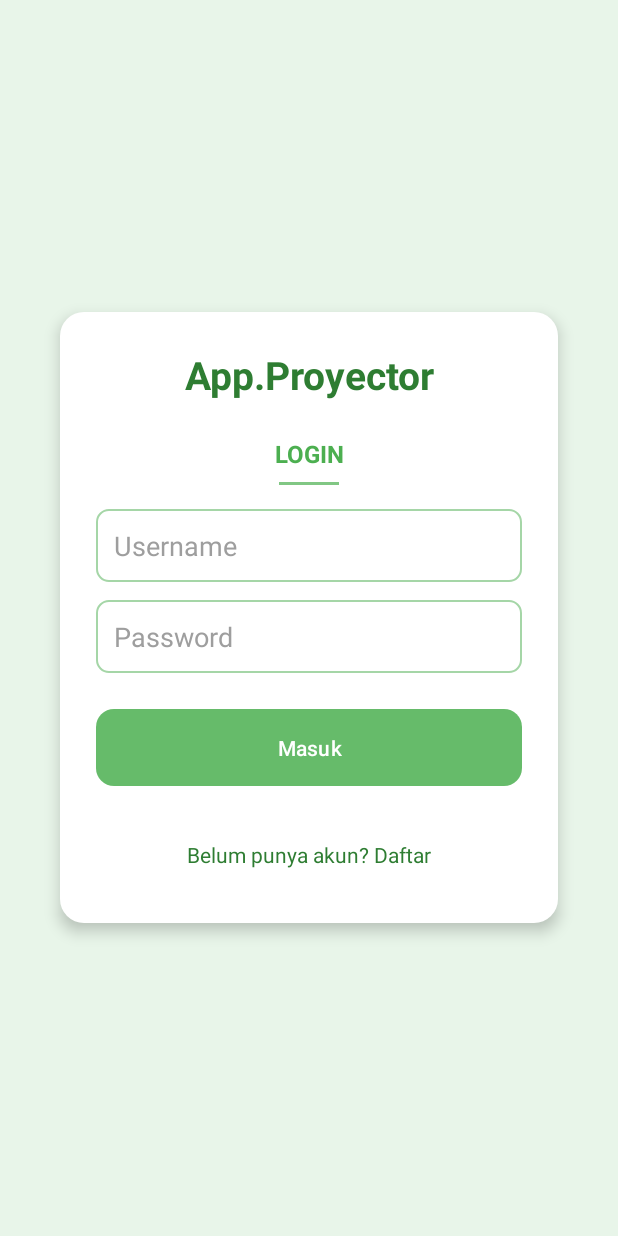
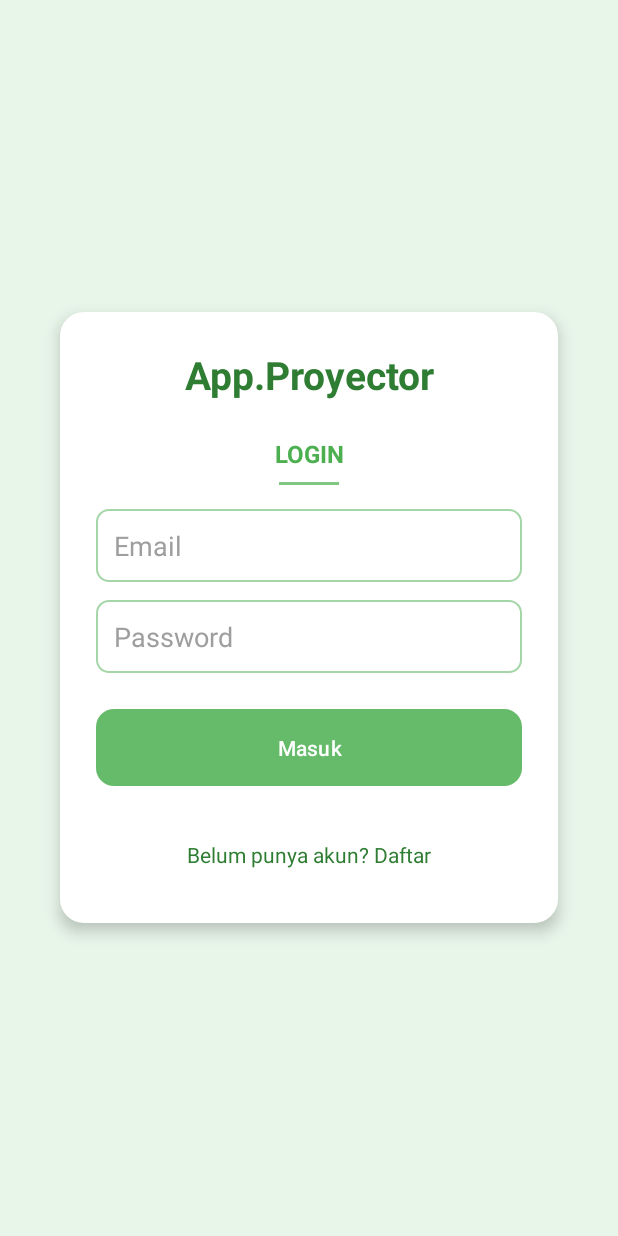
Before and after one commit to Nabilla19/UAS_PB_APP, an Android app: the screen it shows after launch (LoginActivity), on a phone screen of 412 x 824 dp. Run offline under Robolectric (Android 15) with nearby library versions, the phone set to English and light mode, and no system bars.

Commit message:
clean code

```diff
--- a/app/src/main/java/com/example/proyektorapp/activity/auth/LoginActivity.java
+++ b/app/src/main/java/com/example/proyektorapp/activity/auth/LoginActivity.java
@@ -13,7 +13,7 @@ import androidx.appcompat.app.AppCompatActivity;
 import com.example.proyektorapp.R;
 import com.example.proyektorapp.activity.nav.DashboardActivity;
 import com.example.proyektorapp.api.ApiClient;
-import com.example.proyektorapp.api.AuthService;
+import com.example.proyektorapp.api.service.auth.AuthService;
 import com.example.proyektorapp.activity.auth.model.LoginRequest;
 import com.example.proyektorapp.activity.auth.model.UserResponse;
 import com.example.proyektorapp.helper.SharedPrefsHelper;
--- a/app/src/main/java/com/example/proyektorapp/activity/auth/SignInActivity.java
+++ b/app/src/main/java/com/example/proyektorapp/activity/auth/SignInActivity.java
@@ -12,7 +12,7 @@ import androidx.appcompat.app.AppCompatActivity;
 
 import com.example.proyektorapp.R;
 import com.example.proyektorapp.api.ApiClient;
-import com.example.proyektorapp.api.AuthService;
+import com.example.proyektorapp.api.service.auth.AuthService;
 import com.example.proyektorapp.activity.auth.model.RegisterRequest;
 import com.example.proyektorapp.activity.auth.model.UserResponse;
 
--- a/app/src/main/java/com/example/proyektorapp/activity/fitur/kegiatan/KegiatanActivity.java
+++ b/app/src/main/java/com/example/proyektorapp/activity/fitur/kegiatan/KegiatanActivity.java
@@ -8,7 +8,7 @@ import android.widget.*;
 import androidx.appcompat.app.AppCompatActivity;
 import com.example.proyektorapp.R;
 import com.example.proyektorapp.api.ApiClient;
-import com.example.proyektorapp.api.service.KegiatanService;
+import com.example.proyektorapp.api.service.kegiatan.KegiatanService;
 import com.example.proyektorapp.helper.SharedPrefsHelper;
 
 import java.text.SimpleDateFormat;
--- a/app/src/main/java/com/example/proyektorapp/activity/fitur/peminjaman/PeminjamanActivity.java
+++ b/app/src/main/java/com/example/proyektorapp/activity/fitur/peminjaman/PeminjamanActivity.java
@@ -9,7 +9,7 @@ import android.widget.*;
 import androidx.appcompat.app.AppCompatActivity;
 import com.example.proyektorapp.R;
 import com.example.proyektorapp.api.ApiClient;
-import com.example.proyektorapp.api.service.PeminjamanService;
+import com.example.proyektorapp.api.service.Peminjaman.PeminjamanService;
 import com.example.proyektorapp.helper.SharedPrefsHelper;
 
 import java.text.SimpleDateFormat;
--- a/app/src/main/java/com/example/proyektorapp/activity/fitur/proyektor/ProyektorActivity.java
+++ b/app/src/main/java/com/example/proyektorapp/activity/fitur/proyektor/ProyektorActivity.java
@@ -11,7 +11,7 @@ import retrofit2.Call;
 import retrofit2.Callback;
 import retrofit2.Response;
 import com.example.proyektorapp.api.ApiClient;
-import com.example.proyektorapp.api.service.ProyektorService;
+import com.example.proyektorapp.api.service.proyektor.ProyektorService;
 import com.example.proyektorapp.R;
 import com.example.proyektorapp.helper.SharedPrefsHelper;
 
--- a/app/src/main/java/com/example/proyektorapp/activity/nav/fragment/HistoryFragment.java
+++ b/app/src/main/java/com/example/proyektorapp/activity/nav/fragment/HistoryFragment.java
@@ -14,7 +14,7 @@ import androidx.fragment.app.Fragment;
 
 import com.example.proyektorapp.R;
 import com.example.proyektorapp.api.ApiClient;
-import com.example.proyektorapp.api.service.RiwayatService;
+import com.example.proyektorapp.api.service.riwayat.RiwayatService;
 import com.example.proyektorapp.helper.SharedPrefsHelper;
 import com.example.proyektorapp.activity.fitur.riwayat.Riwayat;
 
--- a/app/src/main/java/com/example/proyektorapp/api/ApiClient.java
+++ b/app/src/main/java/com/example/proyektorapp/api/ApiClient.java
@@ -43,7 +43,7 @@ public class ApiClient {
                     .build();
 
             retrofit = new Retrofit.Builder()
-                    .baseUrl("http://10.2.30.7:3001/") // ganti sesuai URL API kamu
+                    .baseUrl("http://192.168.188.43:3001/") // ganti sesuai URL API kamu
                     .client(client)
                     .addConverterFactory(GsonConverterFactory.create())
                     .build();
--- a/app/src/main/java/com/example/proyektorapp/api/service/PeminjamanService.java
+++ b/app/src/main/java/com/example/proyektorapp/api/service/Peminjaman/PeminjamanService.java
@@ -1,4 +1,4 @@
-package com.example.proyektorapp.api.service;
+package com.example.proyektorapp.api.service.Peminjaman;
 import java.util.List;
 import retrofit2.Call;
 import retrofit2.http.*;
--- a/app/src/main/java/com/example/proyektorapp/api/AuthService.java
+++ b/app/src/main/java/com/example/proyektorapp/api/service/auth/AuthService.java
@@ -1,4 +1,4 @@
-package com.example.proyektorapp.api;
+package com.example.proyektorapp.api.service.auth;
 
 import com.example.proyektorapp.activity.auth.model.LoginRequest;
 import com.example.proyektorapp.activity.auth.model.RegisterRequest;
--- a/app/src/main/java/com/example/proyektorapp/api/service/KegiatanService.java
+++ b/app/src/main/java/com/example/proyektorapp/api/service/kegiatan/KegiatanService.java
@@ -1,4 +1,4 @@
-package com.example.proyektorapp.api.service;
+package com.example.proyektorapp.api.service.kegiatan;
 import java.util.List;
 import retrofit2.Call;
 import retrofit2.http.*;
--- a/app/src/main/java/com/example/proyektorapp/api/service/PJService.java
+++ b/app/src/main/java/com/example/proyektorapp/api/service/pj/PJService.java
@@ -1,4 +1,4 @@
-package com.example.proyektorapp.api.service;
+package com.example.proyektorapp.api.service.pj;
 import java.util.List;
 import retrofit2.Call;
 import retrofit2.http.*;
--- a/app/src/main/java/com/example/proyektorapp/api/service/ProyektorService.java
+++ b/app/src/main/java/com/example/proyektorapp/api/service/proyektor/ProyektorService.java
@@ -1,4 +1,4 @@
-package com.example.proyektorapp.api.service;
+package com.example.proyektorapp.api.service.proyektor;
 import java.util.List;
 import retrofit2.Call;
 import retrofit2.http.*;
--- a/app/src/main/java/com/example/proyektorapp/api/service/RiwayatService.java
+++ b/app/src/main/java/com/example/proyektorapp/api/service/riwayat/RiwayatService.java
@@ -1,4 +1,4 @@
-package com.example.proyektorapp.api.service;
+package com.example.proyektorapp.api.service.riwayat;
 import java.util.List;
 import retrofit2.Call;
 import retrofit2.http.*;
--- a/app/src/main/res/layout/activity_login.xml
+++ b/app/src/main/res/layout/activity_login.xml
@@ -49,7 +49,7 @@ android:layout_marginBottom="24dp" />
     android:id="@+id/etUsername"
     android:layout_width="match_parent"
     android:layout_height="wrap_content"
-    android:hint="Username"
+    android:hint="Email"
     android:background="@drawable/bg_edittext_white"
     android:padding="12dp"
     android:textColor="#2E7D32"
--- a/app/src/main/res/xml/network_security_config.xml
+++ b/app/src/main/res/xml/network_security_config.xml
@@ -1,6 +1,6 @@
 <?xml version="1.0" encoding="utf-8"?>
 <network-security-config>
     <domain-config cleartextTrafficPermitted="true">
-        <domain includeSubdomains="true">10.2.30.7</domain>
+        <domain includeSubdomains="true">192.168.188.43</domain>
     </domain-config>
 </network-security-config>
```
Also changed, not shown: app/src/main/java/com/example/proyektorapp/activity/fitur/pj/PenanggungJawabActivity.java (+4 -4 lines), app/src/main/res/values/themes.xml (line endings or trailing spaces).
